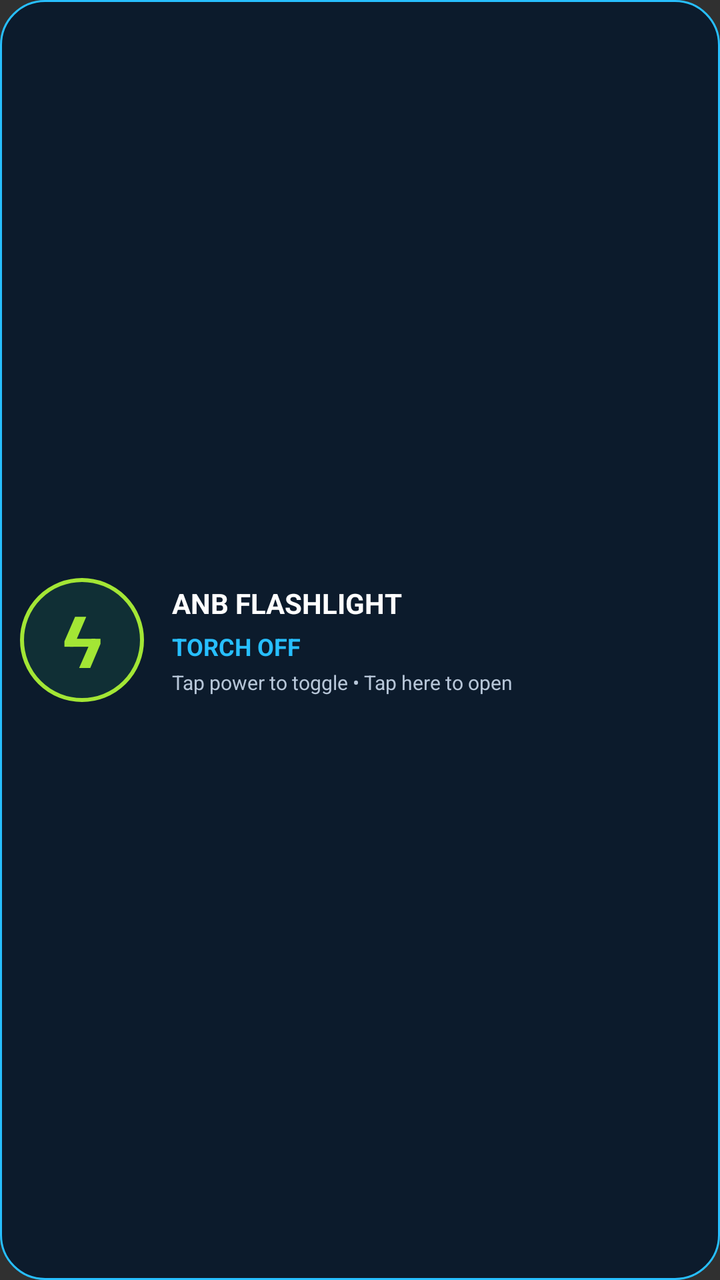
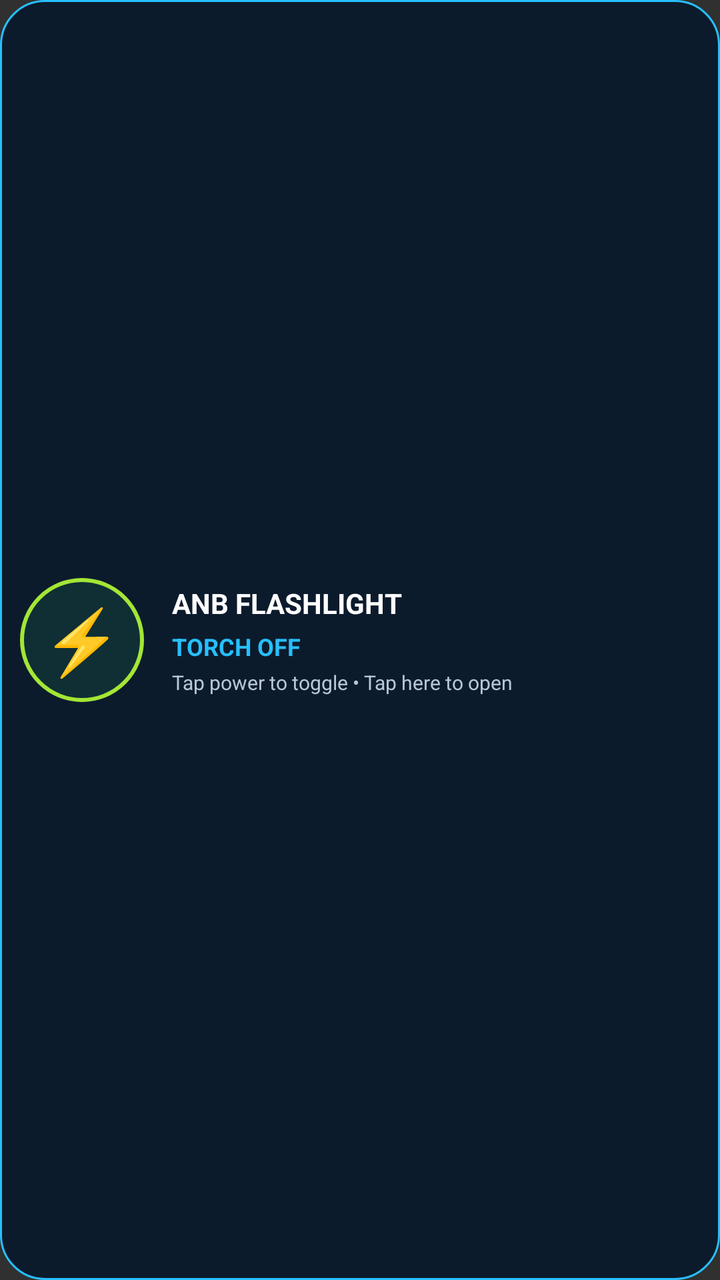

Compare the two renders of this Android layout. The source of the first and the diff that turns it into the second are given below.
<!-- AndroidManifest.xml: application theme android:Theme.Material.NoActionBar -->
<!-- res/layout/flashlight_widget.xml -->
<LinearLayout xmlns:android="http://schemas.android.com/apk/res/android"
    android:id="@+id/widget_root"
    android:layout_width="match_parent"
    android:layout_height="match_parent"
    android:orientation="horizontal"
    android:gravity="center_vertical"
    android:padding="10dp"
    android:background="@drawable/widget_background">

    <TextView
        android:id="@+id/widget_power"
        android:layout_width="62dp"
        android:layout_height="62dp"
        android:gravity="center"
        android:text="ϟ"
        android:textColor="#A3E635"
        android:textSize="36sp"
        android:textStyle="bold"
        android:background="@drawable/widget_power_background"
        android:contentDescription="Toggle flashlight" />

    <LinearLayout
        android:id="@+id/widget_open"
        android:layout_width="0dp"
        android:layout_height="match_parent"
        android:layout_weight="1"
        android:orientation="vertical"
        android:gravity="center_vertical"
        android:paddingStart="14dp"
        android:clickable="true"
        android:focusable="true">

        <TextView
            android:layout_width="wrap_content"
            android:layout_height="wrap_content"
            android:text="ANB FLASHLIGHT"
            android:textColor="#FFFFFF"
            android:textSize="14sp"
            android:textStyle="bold" />

        <TextView
            android:id="@+id/widget_status"
            android:layout_width="wrap_content"
            android:layout_height="wrap_content"
            android:layout_marginTop="4dp"
            android:text="TORCH OFF"
            android:textColor="#27BFFF"
            android:textSize="12sp"
            android:textStyle="bold" />

        <TextView
            android:layout_width="wrap_content"
            android:layout_height="wrap_content"
            android:layout_marginTop="3dp"
            android:text="Tap power to toggle • Tap here to open"
            android:textColor="#B7C6D8"
            android:textSize="10sp" />
    </LinearLayout>
</LinearLayout>
<!-- resources referenced by this layout -->
<resources>
  <!-- drawable widget_background (drawable) -->
  <shape xmlns:android="http://schemas.android.com/apk/res/android" android:shape="rectangle">
      <solid android:color="#E8091A2C" />
      <corners android:radius="22dp" />
      <stroke android:width="1dp" android:color="#FF27BFFF" />
      <padding android:left="10dp" android:top="8dp" android:right="10dp" android:bottom="8dp" />
  </shape>
  <!-- drawable widget_power_background (drawable) -->
  <shape xmlns:android="http://schemas.android.com/apk/res/android" android:shape="oval">
      <solid android:color="#FF102F35" />
      <stroke android:width="2dp" android:color="#FFA3E635" />
  </shape>
</resources>

<!-- the commit's change to res/layout/flashlight_widget.xml (unified diff, before → after) -->
@@ -1,59 +1,21 @@
 <LinearLayout xmlns:android="http://schemas.android.com/apk/res/android"
-    android:id="@+id/widget_root"
-    android:layout_width="match_parent"
-    android:layout_height="match_parent"
-    android:orientation="horizontal"
-    android:gravity="center_vertical"
-    android:padding="10dp"
-    android:background="@drawable/widget_background">
-
-    <TextView
-        android:id="@+id/widget_power"
-        android:layout_width="62dp"
-        android:layout_height="62dp"
-        android:gravity="center"
-        android:text="ϟ"
-        android:textColor="#A3E635"
-        android:textSize="36sp"
-        android:textStyle="bold"
-        android:background="@drawable/widget_power_background"
+    android:layout_width="match_parent" android:layout_height="match_parent"
+    android:orientation="horizontal" android:gravity="center_vertical"
+    android:padding="10dp" android:background="@drawable/widget_background">
+    <TextView android:id="@+id/widget_power" android:layout_width="62dp" android:layout_height="62dp"
+        android:gravity="center" android:text="⚡" android:textColor="#A3E635"
+        android:textSize="32sp" android:textStyle="bold" android:background="@drawable/widget_power_background"
         android:contentDescription="Toggle flashlight" />
-
-    <LinearLayout
-        android:id="@+id/widget_open"
-        android:layout_width="0dp"
-        android:layout_height="match_parent"
-        android:layout_weight="1"
-        android:orientation="vertical"
-        android:gravity="center_vertical"
-        android:paddingStart="14dp"
-        android:clickable="true"
-        android:focusable="true">
-
-        <TextView
-            android:layout_width="wrap_content"
-            android:layout_height="wrap_content"
-            android:text="ANB FLASHLIGHT"
-            android:textColor="#FFFFFF"
-            android:textSize="14sp"
-            android:textStyle="bold" />
-
-        <TextView
-            android:id="@+id/widget_status"
-            android:layout_width="wrap_content"
-            android:layout_height="wrap_content"
-            android:layout_marginTop="4dp"
-            android:text="TORCH OFF"
-            android:textColor="#27BFFF"
-            android:textSize="12sp"
-            android:textStyle="bold" />
-
-        <TextView
-            android:layout_width="wrap_content"
-            android:layout_height="wrap_content"
-            android:layout_marginTop="3dp"
-            android:text="Tap power to toggle • Tap here to open"
-            android:textColor="#B7C6D8"
-            android:textSize="10sp" />
+    <LinearLayout android:id="@+id/widget_open" android:layout_width="0dp" android:layout_height="match_parent"
+        android:layout_weight="1" android:orientation="vertical" android:gravity="center_vertical"
+        android:paddingStart="14dp" android:clickable="true" android:focusable="true">
+        <TextView android:layout_width="wrap_content" android:layout_height="wrap_content"
+            android:text="ANB FLASHLIGHT" android:textColor="#FFFFFF" android:textSize="14sp" android:textStyle="bold" />
+        <TextView android:id="@+id/widget_status" android:layout_width="wrap_content" android:layout_height="wrap_content"
+            android:layout_marginTop="4dp" android:text="TORCH OFF" android:textColor="#27BFFF"
+            android:textSize="12sp" android:textStyle="bold" />
+        <TextView android:layout_width="wrap_content" android:layout_height="wrap_content"
+            android:layout_marginTop="3dp" android:text="Tap power to toggle • Tap here to open"
+            android:textColor="#B7C6D8" android:textSize="10sp" />
     </LinearLayout>
 </LinearLayout>
<!-- resource entries referenced after the edit -->
@@ -2,15 +2,13 @@
 <resources>
   <!-- drawable widget_background (drawable) -->
   <shape xmlns:android="http://schemas.android.com/apk/res/android" android:shape="rectangle">
-      <solid android:color="#E8091A2C" />
-      <corners android:radius="22dp" />
+      <solid android:color="#E8091A2C" /><corners android:radius="22dp" />
       <stroke android:width="1dp" android:color="#FF27BFFF" />
       <padding android:left="10dp" android:top="8dp" android:right="10dp" android:bottom="8dp" />
   </shape>
   <!-- drawable widget_power_background (drawable) -->
   <shape xmlns:android="http://schemas.android.com/apk/res/android" android:shape="oval">
-      <solid android:color="#FF102F35" />
-      <stroke android:width="2dp" android:color="#FFA3E635" />
+      <solid android:color="#FF102F35" /><stroke android:width="2dp" android:color="#FFA3E635" />
   </shape>
 </resources>
 
